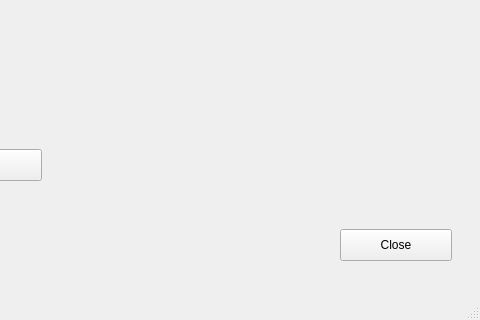
alu0101206011/QTPaint, file mainwindow.ui: the form before one commit; both pictures show x 320 to 800 and y 280 to 600 of the 800 by 600 pixel window.
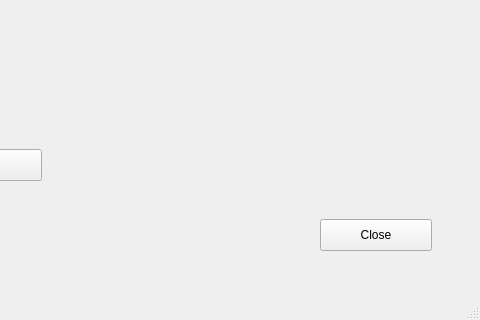
The form after the commit.

The edit to the form file:
```diff
--- a/mainwindow.ui
+++ b/mainwindow.ui
@@ -30,8 +30,8 @@
    <widget class="QPushButton" name="closeButton">
     <property name="geometry">
      <rect>
-      <x>660</x>
-      <y>490</y>
+      <x>640</x>
+      <y>480</y>
       <width>112</width>
       <height>32</height>
      </rect>
```
Left out of the diff: 6 changed lines with no effect on the pictures.
